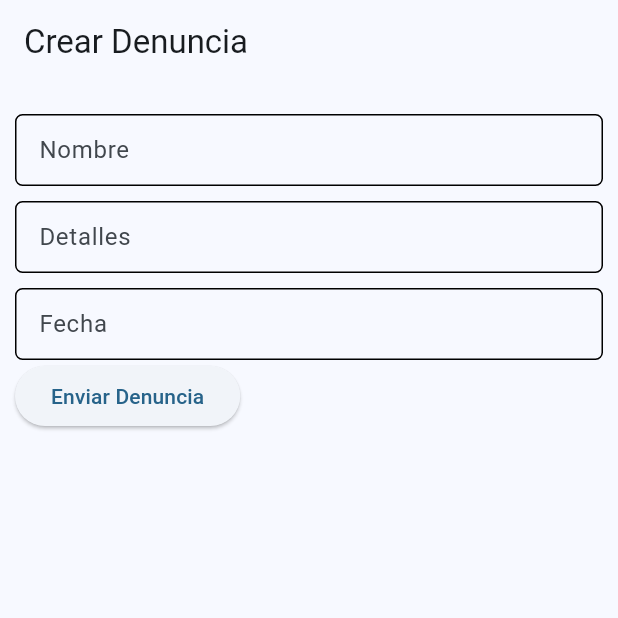
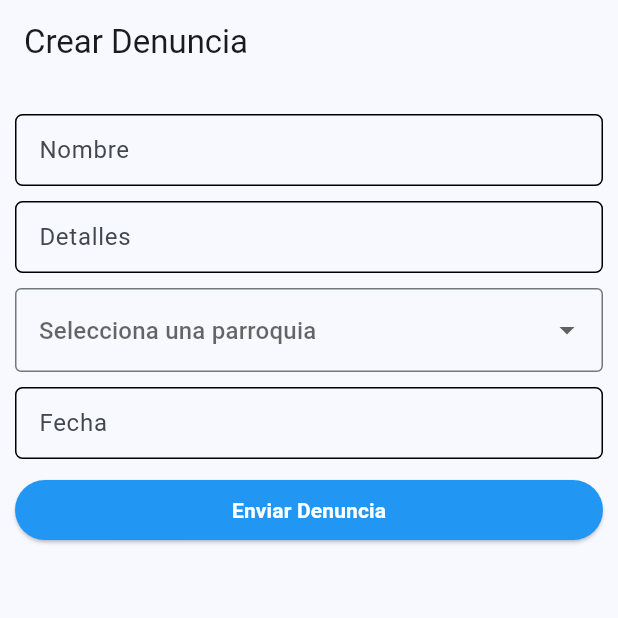
Before and after one commit to VivianaVelasco/ProyectoDenuncias, a Flutter app: the CrearDenunciasScreen screen opened by its route, on a phone screen of 412 x 824 dp, the top half of it. Run offline on Flutter 3.47's test engine with Material 2 defaults, Android fonts, the phone set to English and light mode, and no system bars; our stand-ins replace dio, go_router.

Commit message:
fixed! Make Denuncia Form

```diff
--- a/denunciasapp/lib/presentation/provider/denuncias_provider.dart
+++ b/denunciasapp/lib/presentation/provider/denuncias_provider.dart
@@ -1,7 +1,5 @@
 import 'package:denunciasapp/domains/entities/motivo.dart';
 import 'package:denunciasapp/domains/entities/parroquia.dart';
-import 'package:denunciasapp/infrastructure/models/motivo_model.dart';
-import 'package:denunciasapp/infrastructure/models/parroquia_model.dart';
 import 'package:denunciasapp/infrastructure/services/motivo_service.dart';
 import 'package:denunciasapp/infrastructure/services/parroquia_service.dart';
 import 'package:flutter/material.dart';
--- a/denunciasapp/lib/presentation/screens/denuncias/crear_denuncias.dart
+++ b/denunciasapp/lib/presentation/screens/denuncias/crear_denuncias.dart
@@ -21,6 +21,15 @@ class _CrearDenunciasScreenState extends State<CrearDenunciasScreen> {
   int idParroquia = 1;
   int idMotivo = 1;
   String date = "";
+
+  final List<String> parroquias = [
+    "Cuidad 1",
+    "Cuidad 2",
+    "Cuidad 3",
+    "Cuidad 4",
+    "Cuidad 5",
+    "Cuidad 6"
+  ];
 
   @override
   Widget build(BuildContext context) {
@@ -63,31 +72,44 @@ class _CrearDenunciasScreenState extends State<CrearDenunciasScreen> {
                 //   ],
                 // ),
                 // const SizedBox(height: 10),
-                // Row(
-                //   children: [
-                //     const Text("Parroquia del lugar denunciado"),
-                //     const SizedBox(height: 5),
-                //     DropdownMenu(
-                //       initialSelection: discoverProvider.parroquias.first.name,
-                //       onSelected: (value) =>
-                //           idMotivo = int.parse(value ?? "-1"),
-                //       dropdownMenuEntries: discoverProvider.parroquias
-                //           .map<DropdownMenuEntry<String>>(
-                //               (Parroquia parroquia) {
-                //         return DropdownMenuEntry<String>(
-                //             value: parroquia.id.toString(),
-                //             label: parroquia.name);
-                //       }).toList(),
-                //     ),
-                //   ],
-                // ),
+                DropdownButtonFormField(
+                  items: parroquias
+                      .map<DropdownMenuItem<String>>((String parroquia) {
+                    return DropdownMenuItem<String>(
+                        value: parroquia, child: Text(parroquia));
+                  }).toList(),
+                  onChanged: (value) => description = value ?? "-1",
+                  decoration: const InputDecoration(
+                      border: OutlineInputBorder(),
+                      hintText: "Selecciona una parroquia"),
+                ),
+                const SizedBox(height: 10),
                 CustomTextFormField(
                   label: "Fecha",
                   hint: "Ex. 20/03/2023",
                   onChanged: (value) => date = value,
                 ),
-                ElevatedButton(
-                    onPressed: (() {}), child: Text("Enviar Denuncia"))
+                // DatePickerDialog(
+                //     currentDate: DateTime.now(),
+                //     initialDate: DateTime.now(),
+                //     firstDate: DateTime(2015, 8),
+                //     lastDate: DateTime(2030)),
+                const SizedBox(height: 10),
+                SizedBox(
+                  width: double.infinity,
+                  child: ElevatedButton(
+                      onPressed: (() {}),
+                      style: ElevatedButton.styleFrom(
+                        backgroundColor: Colors.blue,
+                      ),
+                      child: const Text(
+                        "Enviar Denuncia",
+                        style: TextStyle(
+                            fontFamily: "Roboto",
+                            fontWeight: FontWeight.w700,
+                            color: Colors.white),
+                      )),
+                )
               ],
             ),
           ),
--- a/denunciasapp/lib/presentation/widgets/inputs/custom_text_form_field.dart
+++ b/denunciasapp/lib/presentation/widgets/inputs/custom_text_form_field.dart
@@ -7,8 +7,10 @@ class CustomTextFormField extends StatelessWidget {
   final bool obscureText;
   final Function(String)? onChanged;
   final String? Function(String?)? validator;
+  final IconData? iconPrefix;
 
   const CustomTextFormField({
+    this.iconPrefix,
     super.key,
     this.label,
     this.hint,
@@ -31,6 +33,7 @@ class CustomTextFormField extends StatelessWidget {
       validator: validator,
       obscureText: obscureText,
       decoration: InputDecoration(
+        prefixIcon: iconPrefix != null ? Icon(iconPrefix) : null,
         enabledBorder: border,
         focusedBorder:
             border.copyWith(borderSide: BorderSide(color: colors.primary)),
```
